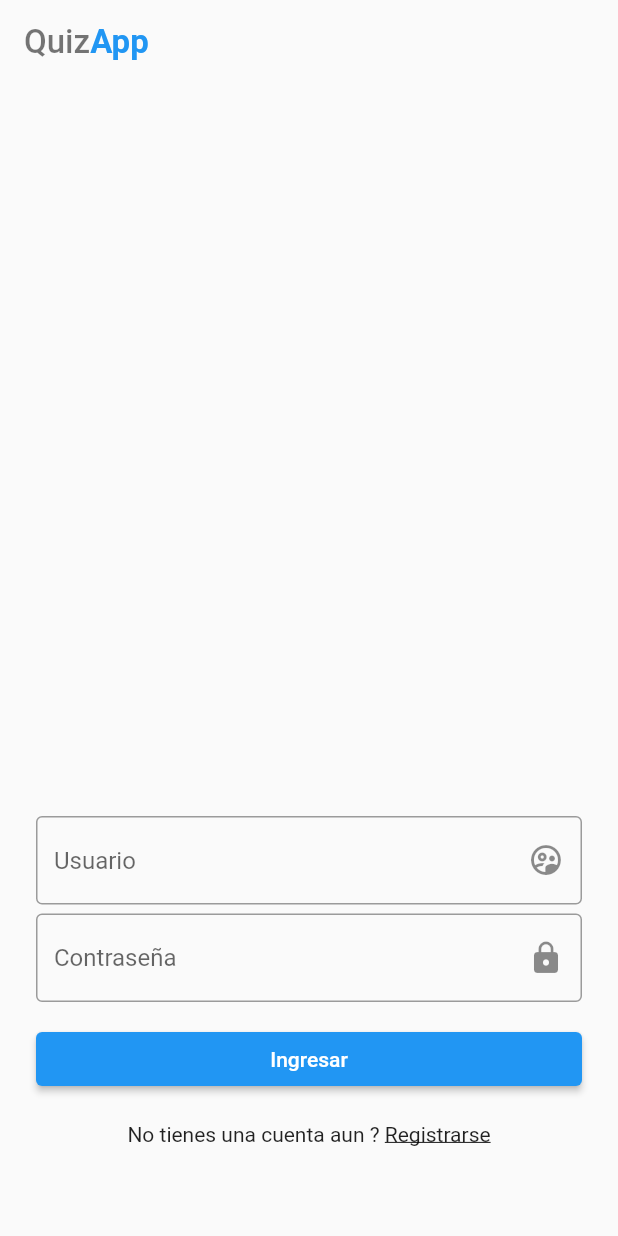
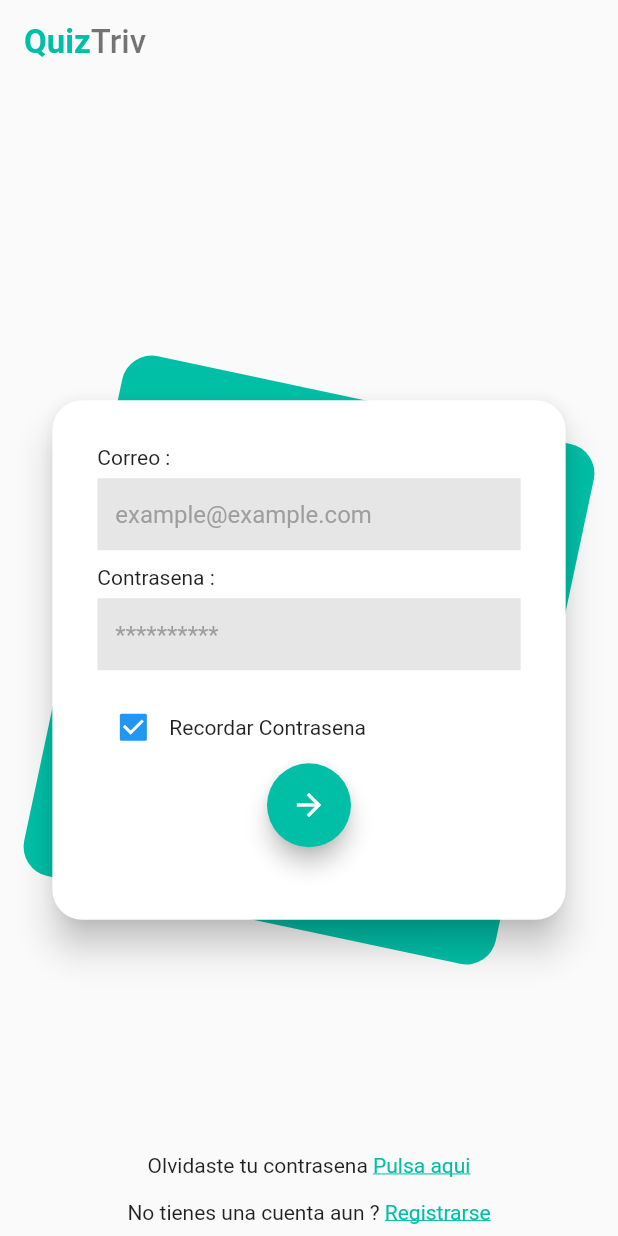
Before and after one commit to MeloGon/quizMaker, a Flutter app: the screen it shows after launch, on a phone screen of 412 x 824 dp. Run offline on Flutter 3.47's test engine with Material 2 defaults, Android fonts, the phone set to English and light mode, and no system bars; our stand-ins replace cloud_firestore, firebase_auth, firebase_core, fluttertoast, random_string; accounts and stored records are empty.

Commit message:
check responsive of pages

```diff
--- a/lib/src/pages/home.dart
+++ b/lib/src/pages/home.dart
@@ -69,9 +69,17 @@ class _HomeState extends State<Home> {
         backgroundColor: Colors.transparent,
         elevation: 0.0,
         brightness: Brightness.light,
+        actions: [
+          IconButton(
+            icon: Icon(Icons.more_vert),
+            onPressed: () {},
+            color: Colors.grey,
+          )
+        ],
       ),
       body: quizList(),
       floatingActionButton: FloatingActionButton(
+        backgroundColor: Color(0xff00BFA6),
         child: Icon(Icons.add),
         onPressed: () {
           Navigator.push(
--- a/lib/src/pages/signin.dart
+++ b/lib/src/pages/signin.dart
@@ -1,6 +1,9 @@
+import 'dart:math';
+
 import 'package:flutter/material.dart';
 import 'package:quizmaker_app/src/pages/signup.dart';
 import 'package:quizmaker_app/src/services/database.dart';
+import 'package:quizmaker_app/src/widgets/card_bg.dart';
 import 'package:quizmaker_app/src/widgets/widgets.dart';
 
 import '../services/auth.dart';
@@ -63,6 +66,8 @@ class _SignInState extends State<SignIn> {
 
   @override
   Widget build(BuildContext context) {
+    double width = MediaQuery.of(context).size.width;
+    double height = MediaQuery.of(context).size.height;
     return Scaffold(
       appBar: AppBar(
         title: appBar(context),
@@ -78,11 +83,45 @@ class _SignInState extends State<SignIn> {
             )
           : Form(
               key: _formKey,
+              child: Stack(
+                children: [
+                  Align(
+                    alignment: Alignment.center,
+                    child: Transform.rotate(
+                      angle: pi / 15,
                       child: Container(
+                        decoration: BoxDecoration(
+                          color: Color(0xff00BFA6),
+                          borderRadius: BorderRadius.all(
+                            Radius.circular(20),
+                          ),
+                        ),
+                        width: width * 0.78,
+                        height: height * 0.43,
+                      ),
+                    ),
+                  ),
+                  Align(
+                    alignment: Alignment.center,
+                    child: Column(
+                      mainAxisAlignment: MainAxisAlignment.center,
+                      children: [
+                        Container(
+                          width: width * 0.85,
+                          height: height * 0.43,
                           margin: EdgeInsets.symmetric(horizontal: 24.0),
+                          child: Card(
+                            shape: RoundedRectangleBorder(
+                                borderRadius: BorderRadius.circular(20)),
+                            elevation: 10,
+                            child: Padding(
+                              padding:
+                                  EdgeInsets.only(right: 30, left: 30, top: 30),
                               child: Column(
+                                crossAxisAlignment: CrossAxisAlignment.start,
                                 children: [
-                    Spacer(),
+                                  Text('Correo :'),
+                                  SizedBox(height: 6.0),
                                   TextFormField(
                                     validator: (value) {
                                       return value.isEmpty
@@ -90,14 +129,23 @@ class _SignInState extends State<SignIn> {
                                           : null;
                                     },
                                     decoration: InputDecoration(
-                        border: OutlineInputBorder(),
-                        hintText: "Usuario",
-                        suffixIcon: Icon(Icons.supervised_user_circle_outlined),
+                                      border: InputBorder.none,
+                                      focusedBorder: InputBorder.none,
+                                      enabledBorder: InputBorder.none,
+                                      errorBorder: InputBorder.none,
+                                      disabledBorder: InputBorder.none,
+                                      fillColor:
+                                          Color(0xffAAAAAA).withOpacity(0.29),
+                                      filled: true,
+                                      hintText: "example@example.com",
+                                      hintStyle: TextStyle(color: Colors.grey),
                                     ),
                                     onChanged: (value) {
                                       email = value;
                                     },
                                   ),
+                                  SizedBox(height: 10.0),
+                                  Text('Contrasena :'),
                                   SizedBox(height: 6.0),
                                   TextFormField(
                                     obscureText: true,
@@ -107,9 +155,16 @@ class _SignInState extends State<SignIn> {
                                           : null;
                                     },
                                     decoration: InputDecoration(
-                        border: OutlineInputBorder(),
-                        hintText: "Contraseña",
-                        suffixIcon: Icon(Icons.lock),
+                                      focusedBorder: InputBorder.none,
+                                      enabledBorder: InputBorder.none,
+                                      errorBorder: InputBorder.none,
+                                      disabledBorder: InputBorder.none,
+                                      border: InputBorder.none,
+                                      fillColor:
+                                          Color(0xffAAAAAA).withOpacity(0.29),
+                                      filled: true,
+                                      hintText: "**********",
+                                      hintStyle: TextStyle(color: Colors.grey),
                                     ),
                                     onChanged: (value) {
                                       password = value;
@@ -118,15 +173,65 @@ class _SignInState extends State<SignIn> {
                                   SizedBox(
                                     height: 14,
                                   ),
+                                  Row(
+                                    children: [
+                                      Checkbox(
+                                        value: true,
+                                        onChanged: (value) {},
+                                      ),
+                                      Text('Recordar Contrasena')
+                                    ],
+                                  ),
                                   Container(
-                        width: double.infinity,
-                        child: ElevatedButton(
+                                    width: width,
+                                    child: FloatingActionButton(
+                                      backgroundColor: Color(0xff00BFA6),
                                       onPressed: () {
                                         signIn(email, password);
                                       },
-                            child: Text('Ingresar'))),
+                                      child: Icon(Icons.arrow_forward),
+                                    ),
+                                  ),
                                   SizedBox(
-                      height: 18,
+                                    height: 14,
+                                  ),
+                                ],
+                              ),
+                            ),
+                          ),
+                        ),
+                        //
+                      ],
+                    ),
+                  ),
+                  Align(
+                    alignment: Alignment.bottomCenter,
+                    child: Container(
+                      height: 55,
+                      child: Column(
+                        children: [
+                          Row(
+                            mainAxisAlignment: MainAxisAlignment.center,
+                            children: [
+                              Text("Olvidaste tu contrasena "),
+                              GestureDetector(
+                                onTap: () {
+                                  Navigator.pushReplacement(
+                                      context,
+                                      MaterialPageRoute(
+                                          builder: (context) => SignUp()));
+                                },
+                                child: Text(
+                                  "Pulsa aqui",
+                                  style: TextStyle(
+                                      decoration: TextDecoration.underline,
+                                      color: Color(0xff00BFA6)),
+                                ),
+                              )
+                            ],
+                          ),
+                          SizedBox(
+                            height: 15,
                           ),
                           Row(
                             mainAxisAlignment: MainAxisAlignment.center,
@@ -141,17 +246,18 @@ class _SignInState extends State<SignIn> {
                                 },
                                 child: Text(
                                   "Registrarse",
-                            style:
-                                TextStyle(decoration: TextDecoration.underline),
+                                  style: TextStyle(
+                                      decoration: TextDecoration.underline,
+                                      color: Color(0xff00BFA6)),
                                 ),
                               )
                             ],
                           ),
-                    SizedBox(
-                      height: 60,
+                        ],
+                      ),
+                    ),
                   )
                 ],
-                ),
               ),
             ),
     );
--- /dev/null
+++ b/lib/src/widgets/card_bg.dart
@@ -0,0 +1,51 @@
+import 'package:flutter/material.dart';
+
+class CardWidget extends StatelessWidget {
+  @override
+  Widget build(BuildContext context) {
+    return Container(
+      height: 300,
+      color: Color(0xff615AAB),
+    );
+  }
+}
+
+class CardBackground extends StatelessWidget {
+  @override
+  Widget build(BuildContext context) {
+    return Container(
+      height: double.infinity,
+      width: double.infinity,
+      child: CustomPaint(
+        painter: _CardBackgroundPainter(),
+      ),
+    );
+  }
+}
+
+class _CardBackgroundPainter extends CustomPainter {
+  @override
+  void paint(Canvas canvas, Size size) {
+    final lapiz = new Paint();
+
+    // Propiedades
+    lapiz.color = Color(0xff615AAB);
+    lapiz.style = PaintingStyle.fill; // .fill .stroke
+    lapiz.strokeWidth = 20;
+
+    final path = new Path();
+
+    // Dibujar con el path y el lapiz
+    path.moveTo(0, size.height * 0.35);
+    path.lineTo(size.width, size.height * 0.30);
+    path.lineTo(size.width, 0);
+    path.lineTo(0, 0);
+
+    canvas.drawPath(path, lapiz);
+  }
+
+  @override
+  bool shouldRepaint(covariant CustomPainter oldDelegate) {
+    return true;
+  }
+}
--- a/lib/src/widgets/widgets.dart
+++ b/lib/src/widgets/widgets.dart
@@ -7,14 +7,14 @@ Widget appBar(BuildContext context) {
     TextSpan(
         text: 'Quiz',
         style: TextStyle(
+          fontWeight: FontWeight.bold,
+          color: Color(0xff00BFA6),
+        )),
+    TextSpan(
+        text: 'Triv',
+        style: TextStyle(
           fontWeight: FontWeight.w500,
           color: Colors.black54,
-        )),
-    TextSpan(
-        text: 'App',
-        style: TextStyle(
-          fontWeight: FontWeight.bold,
-          color: Colors.blue,
         )),
   ]));
 }
```
Lines whose indentation alone changed are shown as unchanged.
